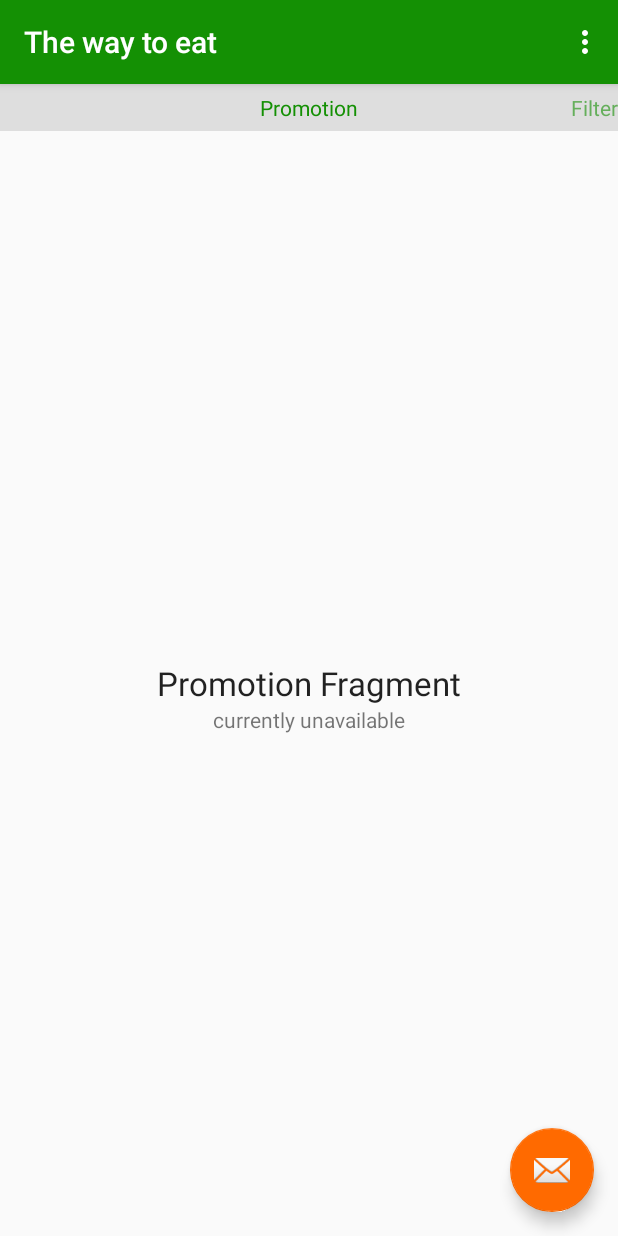
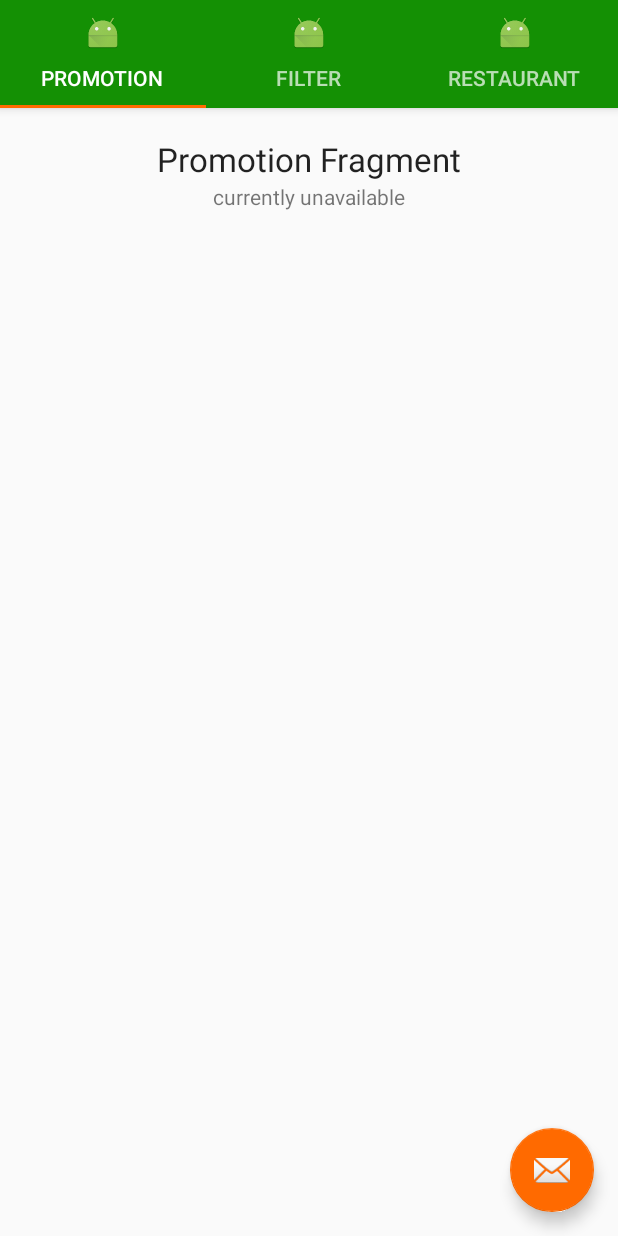
Before and after one commit to nopphonyel/TWTE, an Android app: the screen it shows after launch (MainActivity), on a phone screen of 412 x 824 dp. Run offline under Robolectric (Android 15) with nearby library versions, the phone set to English and light mode, and no system bars.

Commit message:
Redesign Menu

```diff
--- a/app/src/main/java/com/leaderproject/doikum/thewaytoeat/MainActivity.java
+++ b/app/src/main/java/com/leaderproject/doikum/thewaytoeat/MainActivity.java
@@ -3,6 +3,7 @@ package com.leaderproject.doikum.thewaytoeat;
 import android.os.Bundle;
 import android.support.design.widget.FloatingActionButton;
 import android.support.design.widget.Snackbar;
+import android.support.design.widget.TabLayout;
 import android.support.v4.view.ViewPager;
 import android.support.v7.app.AppCompatActivity;
 import android.support.v7.widget.Toolbar;
@@ -17,19 +18,21 @@ public class MainActivity extends AppCompatActivity {
 
     protected ViewPager viewPager;
     protected FragmentAdapter fragmentAdapter;
+    protected TabLayout tabLayout;
 
     @Override
     protected void onCreate(Bundle savedInstanceState) {
         super.onCreate(savedInstanceState);
         setContentView(R.layout.activity_main);
-        Toolbar toolbar = (Toolbar) findViewById(R.id.toolbar);
-        setSupportActionBar(toolbar);
+        //Toolbar toolbar = (Toolbar) findViewById(R.id.toolbar);
+        //setSupportActionBar(toolbar);
 
-        FloatingActionButton fab = (FloatingActionButton) findViewById(R.id.fab);
+        FloatingActionButton fab = (FloatingActionButton) findViewById(R.id.fab_main_action);
         viewPager = (ViewPager) findViewById(R.id.pager);
         fragmentAdapter = new FragmentAdapter(getSupportFragmentManager());
+        tabLayout = (TabLayout) findViewById(R.id.tab_layout);
 
-        viewPager.setAdapter(fragmentAdapter);
+        setupTabs(tabLayout , viewPager , fragmentAdapter);
 
         /*  // DO NOT REMOVE THIS COMMENT //
         fab.setOnClickListener(new View.OnClickListener() {
@@ -39,6 +42,14 @@ public class MainActivity extends AppCompatActivity {
                         .setAction("Action", null).show();
             }
         });*/
+    }
+
+    private void setupTabs(TabLayout tl , ViewPager vp , FragmentAdapter fa){
+        vp.setAdapter(fa);
+        tl.setupWithViewPager(vp);
+        for(int i = 0 ; i< fa.getCount() ; i++){
+            tl.getTabAt(i).setIcon(R.mipmap.ic_launcher);
+        }
     }
 
     @Override
--- a/app/src/main/java/com/leaderproject/doikum/thewaytoeat/adptr/FragmentAdapter.java
+++ b/app/src/main/java/com/leaderproject/doikum/thewaytoeat/adptr/FragmentAdapter.java
@@ -42,4 +42,5 @@ public class FragmentAdapter extends android.support.v4.app.FragmentPagerAdapter
             default: return null;
         }
     }
+
 }
--- a/app/src/main/res/layout/activity_main.xml
+++ b/app/src/main/res/layout/activity_main.xml
@@ -12,19 +12,24 @@
         android:layout_height="wrap_content"
         android:theme="@style/AppTheme.AppBarOverlay">
 
-        <android.support.v7.widget.Toolbar
+        <!--<android.support.v7.widget.Toolbar
             android:id="@+id/toolbar"
             android:layout_width="match_parent"
             android:layout_height="?attr/actionBarSize"
             android:background="?attr/colorPrimary"
-            app:popupTheme="@style/AppTheme.PopupOverlay" />
+            app:popupTheme="@style/AppTheme.PopupOverlay" />-->
+
+        <android.support.design.widget.TabLayout
+            android:layout_width="match_parent"
+            android:layout_height="wrap_content"
+            android:id="@+id/tab_layout"/>
 
     </android.support.design.widget.AppBarLayout>
 
     <include layout="@layout/content_main" />
 
     <android.support.design.widget.FloatingActionButton
-        android:id="@+id/fab"
+        android:id="@+id/fab_main_action"
         android:layout_width="wrap_content"
         android:layout_height="wrap_content"
         android:layout_gravity="bottom|end"
--- a/app/src/main/res/layout/content_main.xml
+++ b/app/src/main/res/layout/content_main.xml
@@ -14,14 +14,14 @@
         android:layout_height="wrap_content"
         android:layout_alignParentBottom="true">
 
-        <android.support.v4.view.PagerTitleStrip
+        <!--<android.support.v4.view.PagerTitleStrip
             android:background="#dedede"
             android:id="@+id/pager_title"
             android:paddingTop="6dp"
             android:paddingBottom="6dp"
             android:textColor="@color/colorPrimary"
             android:layout_width="match_parent"
-            android:layout_height="wrap_content"/>
+            android:layout_height="wrap_content"/>-->
 
     </android.support.v4.view.ViewPager>
 
--- a/app/src/main/res/layout/promotion_layout.xml
+++ b/app/src/main/res/layout/promotion_layout.xml
@@ -1,10 +1,17 @@
 <?xml version="1.0" encoding="utf-8"?>
-<RelativeLayout xmlns:android="http://schemas.android.com/apk/res/android"
+
+<ScrollView
+    android:layout_height="match_parent"
+    android:layout_width="match_parent"
+    xmlns:android="http://schemas.android.com/apk/res/android">
+
+<RelativeLayout
     android:layout_width="match_parent" android:layout_height="match_parent">
 
     <TextView
         android:layout_width="wrap_content"
         android:layout_height="wrap_content"
+        android:layout_margin="10dp"
         android:textAppearance="?android:attr/textAppearanceLarge"
         android:text="Promotion Fragment"
         android:id="@+id/textView"
@@ -21,3 +28,4 @@
         android:layout_centerHorizontal="true" />
 
 </RelativeLayout>
+</ScrollView>
```
